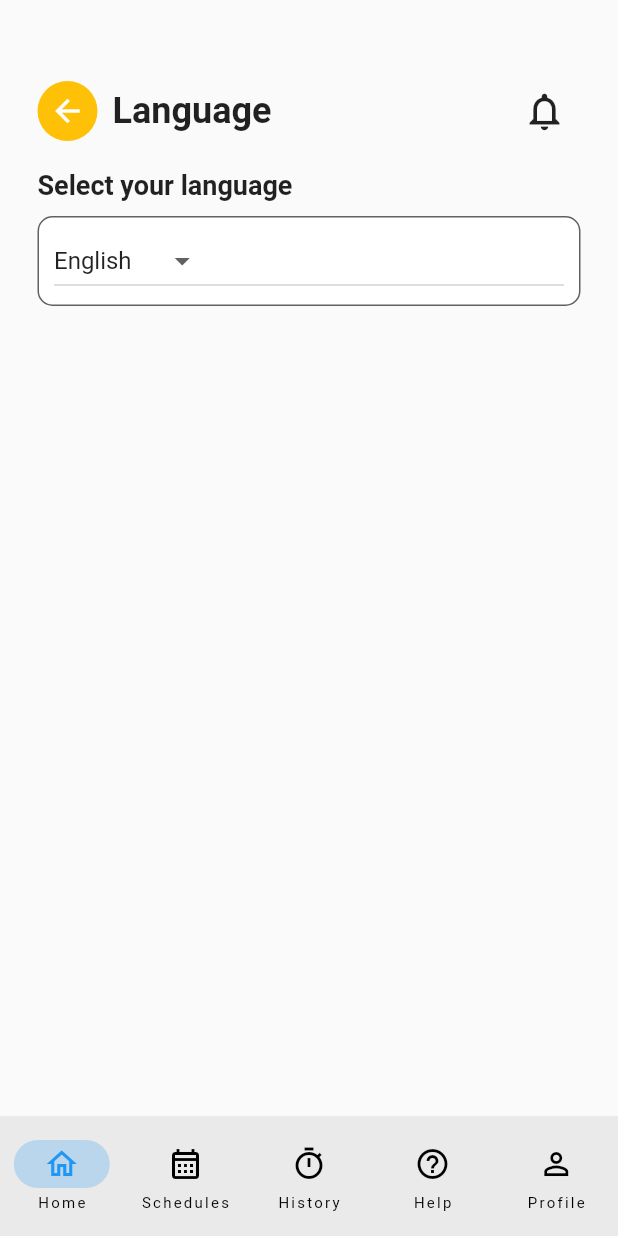
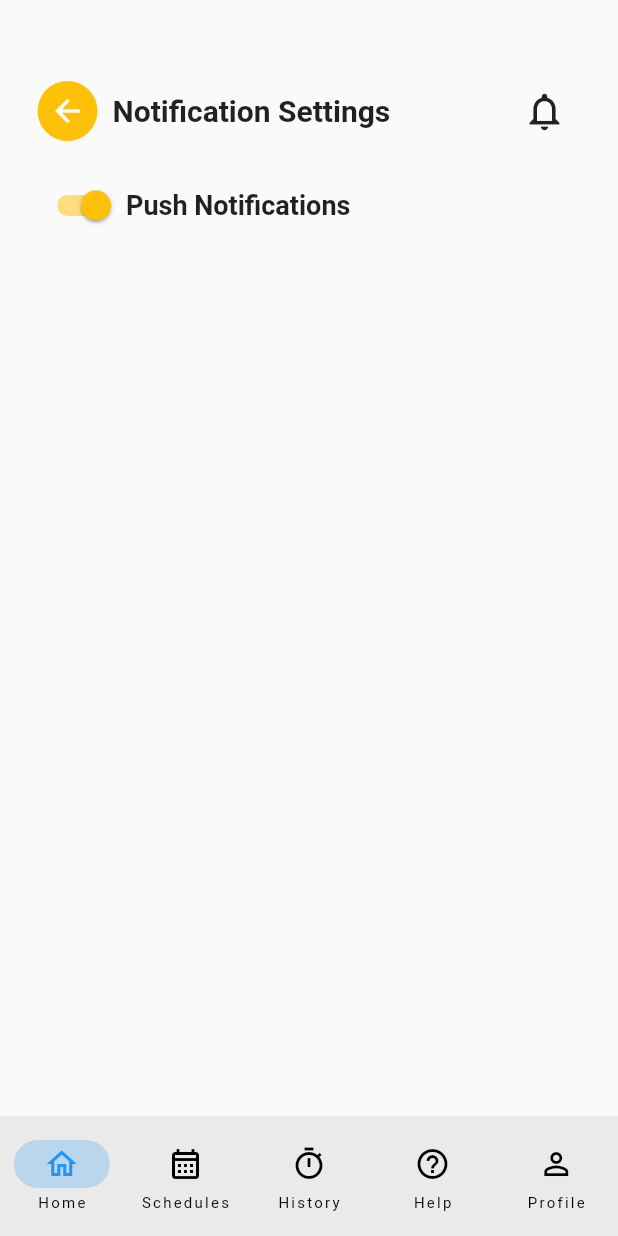
Before and after one commit to BerDavoglio/carnawash, a Flutter app: the screen it shows after launch, on a phone screen of 412 x 824 dp. Run offline on Flutter 3.47's test engine with Material 2 defaults, Android fonts, the phone set to English and light mode, and no system bars; our stand-ins replace flutter_rating_bar, mask_text_input_formatter, table_calendar.

Commit message:
Creating NotificationPage

```diff
--- a/app_client/lib/ui/components/app.dart
+++ b/app_client/lib/ui/components/app.dart
@@ -15,7 +15,7 @@ class MyApp extends StatelessWidget {
         primarySwatch: Colors.blue,
       ),
       routes: {
-        AppRoutes.HOME: (_) => const LanguagePage(),
+        AppRoutes.HOME: (_) => const NotificationPage(),
         AppRoutes.LOGIN: (_) => const LoginPage(),
         AppRoutes.SCHEDULE: (_) => const SchedulePage(),
         AppRoutes.SCHEDULES: (_) => const SchedulesPage(),
@@ -29,6 +29,7 @@ class MyApp extends StatelessWidget {
         AppRoutes.WALLET: (_) => const WalletPage(),
         AppRoutes.WALLET_EDIT: (_) => const WalletEditPage(),
         AppRoutes.LANGUAGE: (_) => const LanguagePage(),
+        AppRoutes.NOTIFICATION: (_) => const NotificationPage(),
       },
     );
   }
--- /dev/null
+++ b/app_client/lib/ui/pages/notifications_page.dart
@@ -0,0 +1,92 @@
+import 'package:flutter/material.dart';
+
+import '../ui.dart';
+
+class NotificationPage extends StatefulWidget {
+  const NotificationPage({super.key});
+
+  @override
+  State<NotificationPage> createState() => _NotificationPageState();
+}
+
+class _NotificationPageState extends State<NotificationPage> {
+  bool enable = true;
+  @override
+  Widget build(BuildContext context) {
+    return Scaffold(
+      bottomNavigationBar: navigationBarComponent(context),
+      body: SingleChildScrollView(
+        child: Padding(
+          padding: const EdgeInsets.only(
+            top: 50,
+            left: 25,
+            right: 25,
+          ),
+          child: Column(
+            mainAxisAlignment: MainAxisAlignment.start,
+            crossAxisAlignment: CrossAxisAlignment.start,
+            children: [
+              Row(
+                mainAxisAlignment: MainAxisAlignment.spaceBetween,
+                children: [
+                  Row(
+                    children: [
+                      Padding(
+                        padding: const EdgeInsets.only(right: 10),
+                        child: CircleAvatar(
+                          radius: 20,
+                          backgroundColor: Colors.amber,
+                          child: IconButton(
+                            iconSize: 24,
+                            color: Colors.white,
+                            onPressed: () {},
+                            icon: const Icon(
+                              Icons.arrow_back,
+                            ),
+                          ),
+                        ),
+                      ),
+                      const Text(
+                        'Notification Settings',
+                        style: TextStyle(
+                          fontSize: 20,
+                          fontWeight: FontWeight.bold,
+                        ),
+                      )
+                    ],
+                  ),
+                  IconButton(
+                    iconSize: 30,
+                    onPressed: () {},
+                    icon: const Icon(
+                      Icons.notifications_outlined,
+                    ),
+                  )
+                ],
+              ),
+              const SizedBox(height: 15),
+              Row(
+                children: [
+                  Switch(
+                    value: enable,
+                    activeColor: Colors.amber,
+                    onChanged: (bool value) {
+                      setState(() {
+                        enable = value;
+                      });
+                    },
+                  ),
+                  const Text('Push Notifications',
+                      style: TextStyle(
+                        fontWeight: FontWeight.bold,
+                        fontSize: 18,
+                      ),),
+                ],
+              )
+            ],
+          ),
+        ),
+      ),
+    );
+  }
+}
--- a/app_client/lib/ui/pages/pages.dart
+++ b/app_client/lib/ui/pages/pages.dart
@@ -4,6 +4,7 @@ export './history_page.dart';
 export './home_page.dart';
 export './language_page.dart';
 export './login_page.dart';
+export './notifications_page.dart';
 export './perfil_page.dart';
 export './rating_page.dart';
 export './schedule_page.dart';
--- a/app_client/lib/ui/utils/app_routes.dart
+++ b/app_client/lib/ui/utils/app_routes.dart
@@ -13,4 +13,5 @@ class AppRoutes {
   static const WALLET = '/wallet';
   static const WALLET_EDIT = '/wallet_edit';
   static const LANGUAGE = '/language';
+  static const NOTIFICATION = '/notification';
 }
```
